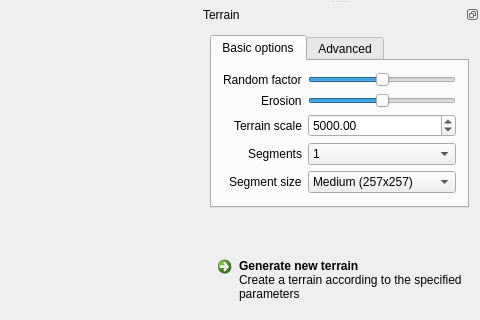
First picture: the form in ui/MainWindow.ui, repository RoryDungan/Gaiascape, before the edit; both pictures show x 388 to 868 and y 659 to 979 of the 868 by 1111 pixel window.
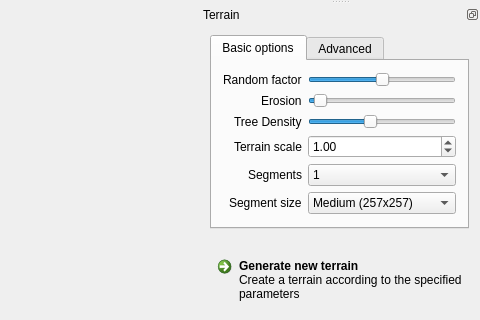
Second picture: the form after the edit. Icons and pictures are not drawn.

Commit message: Removed the bug that erosion had where the edges were raising, and added a bit more customisability to the generateTerrain function in terrain.cpp. You can now define the number of terrain iterations, the scale of the terrain, and the density of the trees. (Note with tree density that it was previously set to 1000). Also the sliders work.

What changed in the file:
```diff
--- a/ui/MainWindow.ui
+++ b/ui/MainWindow.ui
@@ -758,28 +758,28 @@
            </property>
           </widget>
          </item>
-         <item row="2" column="0">
+         <item row="3" column="0">
           <widget class="QLabel" name="label_2">
            <property name="text">
             <string>Terrain scale</string>
            </property>
           </widget>
          </item>
-         <item row="3" column="0">
+         <item row="4" column="0">
           <widget class="QLabel" name="label_9">
            <property name="text">
             <string>Segments</string>
            </property>
           </widget>
          </item>
-         <item row="4" column="0">
+         <item row="5" column="0">
           <widget class="QLabel" name="label_4">
            <property name="text">
             <string>Segment size</string>
            </property>
           </widget>
          </item>
-         <item row="4" column="1">
+         <item row="5" column="1">
           <widget class="QComboBox" name="terrainSizeBox">
            <property name="currentIndex">
             <number>1</number>
@@ -806,7 +806,7 @@
            </item>
           </widget>
          </item>
-         <item row="3" column="1">
+         <item row="4" column="1">
           <widget class="QComboBox" name="comboBox">
            <item>
             <property name="text">
@@ -860,23 +860,26 @@
            </item>
           </widget>
          </item>
-         <item row="2" column="1">
+         <item row="3" column="1">
           <widget class="QDoubleSpinBox" name="terrainScaleSpinBox">
            <property name="maximum">
-            <double>100000.000000000000000</double>
+            <double>10.000000000000000</double>
+           </property>
+           <property name="singleStep">
+            <double>0.050000000000000</double>
            </property>
            <property name="value">
-            <double>5000.000000000000000</double>
+            <double>1.000000000000000</double>
            </property>
           </widget>
          </item>
          <item row="1" column="1">
           <widget class="QSlider" name="horizontalSlider">
            <property name="maximum">
-            <number>100</number>
+            <number>50</number>
            </property>
            <property name="sliderPosition">
-            <number>50</number>
+            <number>2</number>
            </property>
            <property name="orientation">
             <enum>Qt::Horizontal</enum>
@@ -896,6 +899,26 @@
            </property>
           </widget>
          </item>
+         <item row="2" column="1">
+          <widget class="QSlider" name="treeDensity">
+           <property name="maximum">
+            <number>1200</number>
+           </property>
+           <property name="value">
+            <number>500</number>
+           </property>
+           <property name="orientation">
+            <enum>Qt::Horizontal</enum>
+           </property>
+          </widget>
+         </item>
+         <item row="2" column="0">
+          <widget class="QLabel" name="label_17">
+           <property name="text">
+            <string>Tree Density</string>
+           </property>
+          </widget>
+         </item>
         </layout>
        </widget>
        <widget class="QWidget" name="tab_2">
```
Left out of the diff: 6 changed lines with no effect on the pictures. The commit also changes 5 other files.
